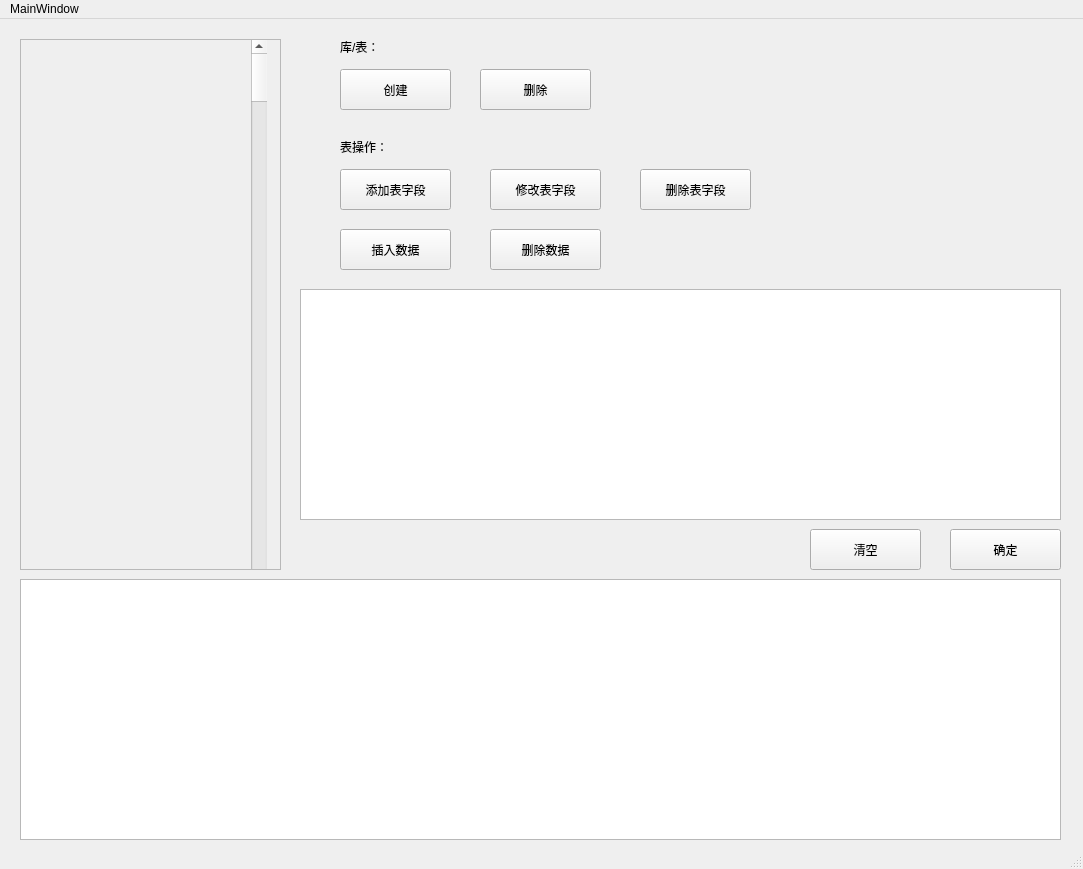
Old version of the form mainwindow.ui in the repository aSquade/FirstDBMS.
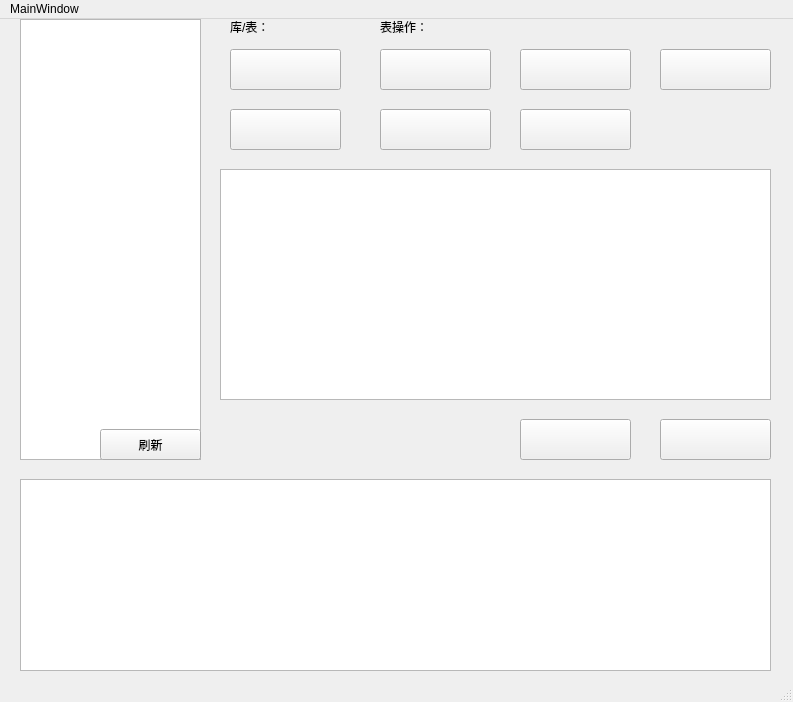
New version of the form.

Diff of the .ui file:
```diff
--- a/mainwindow.ui
+++ b/mainwindow.ui
@@ -6,95 +6,59 @@
    <rect>
     <x>0</x>
     <y>0</y>
-    <width>1083</width>
-    <height>869</height>
+    <width>793</width>
+    <height>702</height>
    </rect>
   </property>
   <property name="windowTitle">
    <string>MainWindow</string>
   </property>
   <widget class="QWidget" name="centralwidget">
-   <widget class="QScrollArea" name="scrollArea">
-    <property name="geometry">
-     <rect>
-      <x>20</x>
-      <y>20</y>
-      <width>261</width>
-      <height>531</height>
-     </rect>
-    </property>
-    <property name="widgetResizable">
-     <bool>true</bool>
-    </property>
-    <widget class="QWidget" name="scrollAreaWidgetContents">
-     <property name="geometry">
-      <rect>
-       <x>0</x>
-       <y>0</y>
-       <width>259</width>
-       <height>529</height>
-      </rect>
-     </property>
-     <widget class="QScrollBar" name="verticalScrollBar">
-      <property name="geometry">
-       <rect>
-        <x>230</x>
-        <y>0</y>
-        <width>16</width>
-        <height>551</height>
-       </rect>
-      </property>
-      <property name="orientation">
-       <enum>Qt::Vertical</enum>
-      </property>
-     </widget>
-    </widget>
-   </widget>
    <widget class="QPushButton" name="createButton">
     <property name="geometry">
      <rect>
-      <x>340</x>
-      <y>50</y>
+      <x>230</x>
+      <y>30</y>
       <width>111</width>
       <height>41</height>
      </rect>
     </property>
     <property name="text">
-     <string>创建</string>
+     <string/>
     </property>
    </widget>
    <widget class="QPushButton" name="deleteButton">
     <property name="geometry">
      <rect>
-      <x>480</x>
-      <y>50</y>
+      <x>230</x>
+      <y>90</y>
       <width>111</width>
       <height>41</height>
      </rect>
     </property>
     <property name="text">
-     <string>删除</string>
+     <string/>
     </property>
    </widget>
    <widget class="QPushButton" name="addColumnButton">
     <property name="geometry">
      <rect>
-      <x>340</x>
-      <y>150</y>
+      <x>380</x>
+      <y>30</y>
       <width>111</width>
       <height>41</height>
      </rect>
     </property>
     <property name="text">
-     <string>添加表字段</string>
+     <string/>
     </property>
    </widget>
    <widget class="QTextEdit" name="textInput">
     <property name="geometry">
      <rect>
-      <x>300</x>
-      <y>270</y>
-      <width>761</width>
+      <x>220</x>
+      <y>150</y>
+      <width>551</width>
       <height>231</height>
      </rect>
     </property>
@@ -102,8 +66,8 @@
    <widget class="QLabel" name="label">
     <property name="geometry">
      <rect>
-      <x>340</x>
-      <y>120</y>
+      <x>380</x>
+      <y>0</y>
       <width>61</width>
       <height>16</height>
      </rect>
@@ -115,34 +79,34 @@
    <widget class="QPushButton" name="alterColumnBotton">
     <property name="geometry">
      <rect>
-      <x>490</x>
-      <y>150</y>
+      <x>520</x>
+      <y>30</y>
       <width>111</width>
       <height>41</height>
      </rect>
     </property>
     <property name="text">
-     <string>修改表字段</string>
+     <string/>
     </property>
    </widget>
    <widget class="QPushButton" name="deleteColumnButton">
     <property name="geometry">
      <rect>
-      <x>640</x>
-      <y>150</y>
+      <x>660</x>
+      <y>30</y>
       <width>111</width>
       <height>41</height>
      </rect>
     </property>
     <property name="text">
-     <string>删除表字段</string>
+     <string/>
     </property>
    </widget>
    <widget class="QLabel" name="label_2">
     <property name="geometry">
      <rect>
-      <x>340</x>
-      <y>20</y>
+      <x>230</x>
+      <y>0</y>
       <width>81</width>
       <height>16</height>
      </rect>
@@ -154,62 +118,85 @@
    <widget class="QPushButton" name="insertDataButton">
     <property name="geometry">
      <rect>
-      <x>340</x>
-      <y>210</y>
+      <x>380</x>
+      <y>90</y>
       <width>111</width>
       <height>41</height>
      </rect>
     </property>
     <property name="text">
-     <string>插入数据</string>
+     <string/>
     </property>
    </widget>
    <widget class="QPushButton" name="deleteDataButton">
     <property name="geometry">
      <rect>
-      <x>490</x>
-      <y>210</y>
+      <x>520</x>
+      <y>90</y>
       <width>111</width>
       <height>41</height>
      </rect>
     </property>
     <property name="text">
-     <string>删除数据</string>
+     <string/>
     </property>
    </widget>
    <widget class="QPushButton" name="comfirmButton">
     <property name="geometry">
      <rect>
-      <x>950</x>
-      <y>510</y>
+      <x>660</x>
+      <y>400</y>
       <width>111</width>
       <height>41</height>
      </rect>
     </property>
     <property name="text">
-     <string>确定</string>
+     <string/>
     </property>
    </widget>
    <widget class="QPushButton" name="clearButton">
     <property name="geometry">
      <rect>
-      <x>810</x>
-      <y>510</y>
+      <x>520</x>
+      <y>400</y>
       <width>111</width>
       <height>41</height>
      </rect>
     </property>
     <property name="text">
-     <string>清空</string>
+     <string/>
     </property>
    </widget>
    <widget class="QTextEdit" name="textOutput">
     <property name="geometry">
      <rect>
       <x>20</x>
-      <y>560</y>
-      <width>1041</width>
-      <height>261</height>
+      <y>0</y>
+      <width>181</width>
+      <height>441</height>
+     </rect>
+    </property>
+   </widget>
+   <widget class="QPushButton" name="refreshButton">
+    <property name="geometry">
+     <rect>
+      <x>100</x>
+      <y>410</y>
+      <width>101</width>
+      <height>31</height>
+     </rect>
+    </property>
+    <property name="text">
+     <string>刷新</string>
+    </property>
+   </widget>
+   <widget class="QTableWidget" name="tableWidget">
+    <property name="geometry">
+     <rect>
+      <x>20</x>
+      <y>460</y>
+      <width>751</width>
+      <height>192</height>
      </rect>
     </property>
    </widget>
@@ -219,8 +206,8 @@
     <rect>
      <x>0</x>
      <y>0</y>
-     <width>1083</width>
-     <height>26</height>
+     <width>793</width>
+     <height>22</height>
     </rect>
    </property>
    <widget class="QMenu" name="menuMainWindow">
```
Left out of the diff: 2 changed lines with no effect on the pictures.
